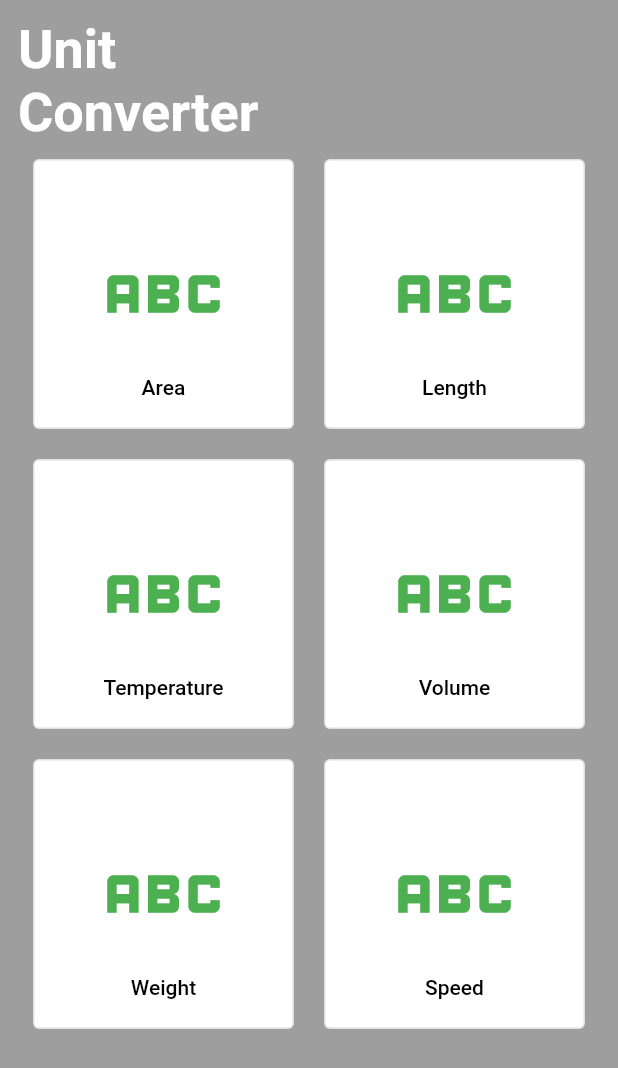
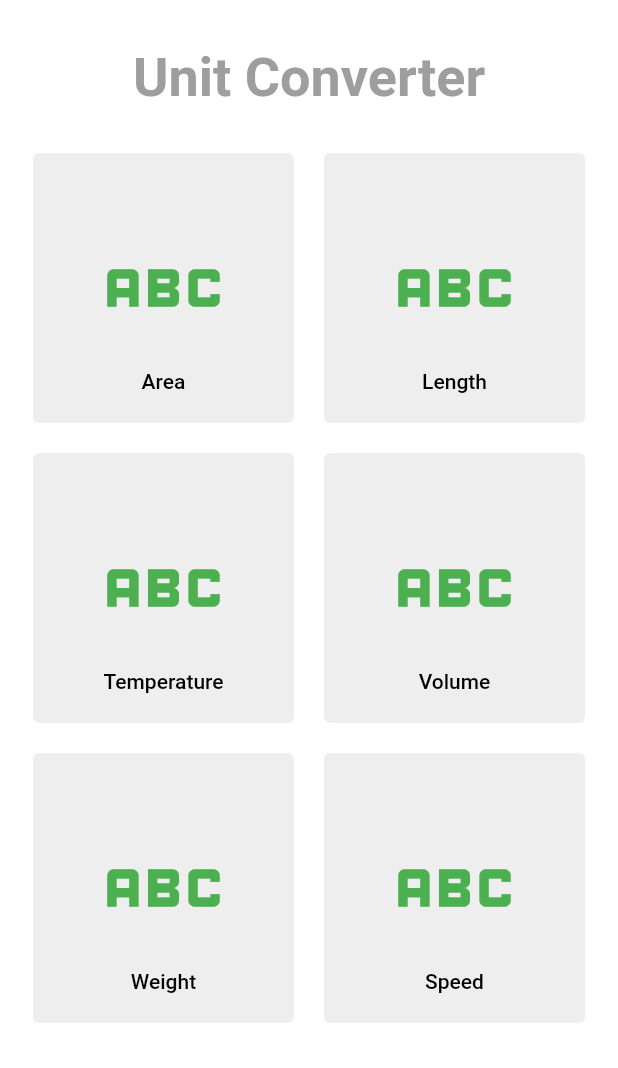
Before and after one commit to Salagoza/converter-app, a Flutter app: the screen it shows after launch, on a phone screen of 412 x 824 dp. Shown: the top 1068 px of the screen. Run offline on Flutter 3.47's test engine with Material 2 defaults, Android fonts, the phone set to English and light mode, and no system bars.

Commit message:
Beautify the button

```diff
--- a/lib/category_button_action.dart
+++ b/lib/category_button_action.dart
@@ -33,7 +33,7 @@ class CategoryButton extends StatelessWidget {
     return Expanded(child: Container(
       padding: const EdgeInsets.all(10),
       height: 200,
-      child:OutlinedButton(
+      child:TextButton(
         onPressed: () => action.callback.call(context),
         style: OutlinedButton.styleFrom(
           backgroundColor: action.color,
--- a/lib/main.dart
+++ b/lib/main.dart
@@ -13,7 +13,7 @@ class Homepage extends StatelessWidget {
   Widget build(BuildContext context) {
     return MaterialApp(
       home: Scaffold(
-        backgroundColor: Colors.grey,
+        backgroundColor: Colors.white,
         body: SafeArea(
           child: Padding(
             padding: const EdgeInsets.all(12.0),
@@ -22,19 +22,22 @@ class Homepage extends StatelessWidget {
               crossAxisAlignment: CrossAxisAlignment.start,
               children: [
               const SizedBox(
-                width: 200.0,
+                width: 400.0,
+                height: 80.0,
+                child: Center(
                   child: Text(
                       "Unit Converter",
                       style: TextStyle(
-                      color: Colors.white,
+                        color: Colors.grey,
                         fontSize: 36,
                         fontWeight: FontWeight.bold,
                       )
                   ),
                 ),
+              ),
                 Row(
                     children: [CategoryButton(action: CategoryAction(
-                      color: Colors.white,
+                      color: Color(0xFFEEEEEE),
                       label: "Area",
                       labelColor: Colors.black,
                       iconData: Icons.abc,
@@ -44,7 +47,7 @@ class Homepage extends StatelessWidget {
                       }
                     )),
                       CategoryButton(action: CategoryAction(
-                          color: Colors.white,
+                          color: Color(0xFFEEEEEE),
                           label: "Length",
                           labelColor: Colors.black,
                           iconData: Icons.abc,
@@ -57,7 +60,7 @@ class Homepage extends StatelessWidget {
           ),
                 Row(
                   children: [CategoryButton(action: CategoryAction(
-                      color: Colors.white,
+                      color: Color(0xFFEEEEEE),
                       label: "Temperature",
                       labelColor: Colors.black,
                       iconData: Icons.abc,
@@ -67,7 +70,7 @@ class Homepage extends StatelessWidget {
                       }
                   )),
                     CategoryButton(action: CategoryAction(
-                        color: Colors.white,
+                        color: Color(0xFFEEEEEE),
                         label: "Volume",
                         labelColor: Colors.black,
                         iconData: Icons.abc,
@@ -80,7 +83,7 @@ class Homepage extends StatelessWidget {
                 ),
                 Row(
                   children: [CategoryButton(action: CategoryAction(
-                      color: Colors.white,
+                      color: Color(0xFFEEEEEE),
                       label: "Weight",
                       labelColor: Colors.black,
                       iconData: Icons.abc,
@@ -90,7 +93,7 @@ class Homepage extends StatelessWidget {
                       }
                   )),
                     CategoryButton(action: CategoryAction(
-                        color: Colors.white,
+                        color: Color(0xFFEEEEEE),
                         label: "Speed",
                         labelColor: Colors.black,
                         iconData: Icons.abc,
```
Lines whose indentation alone changed are shown as unchanged.
